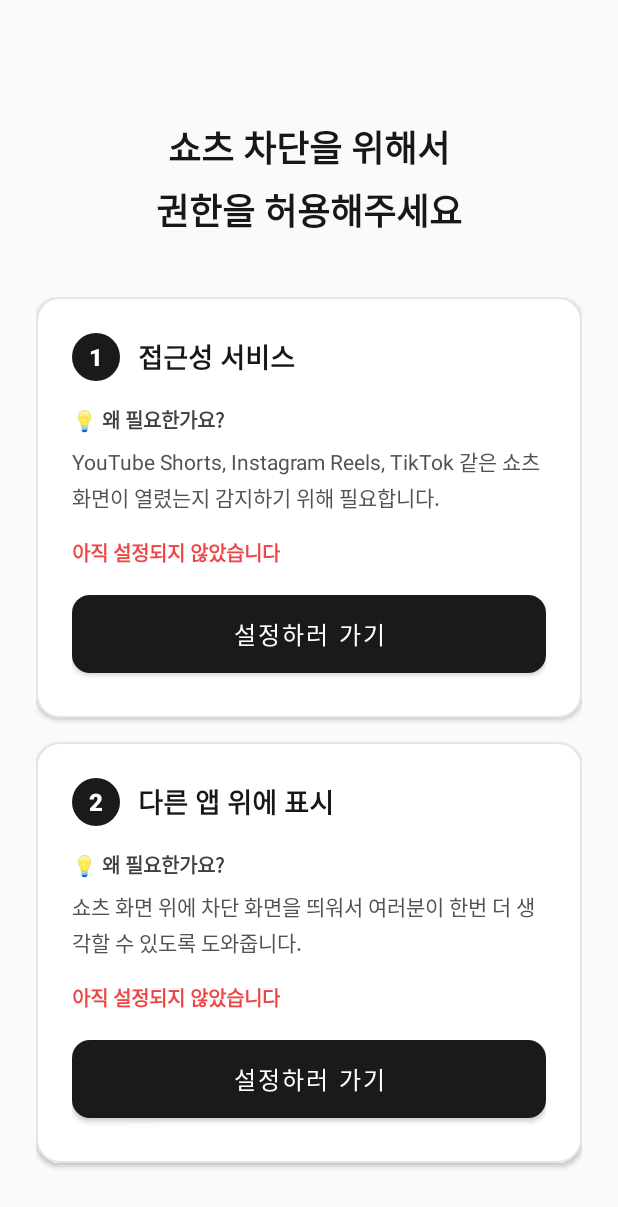
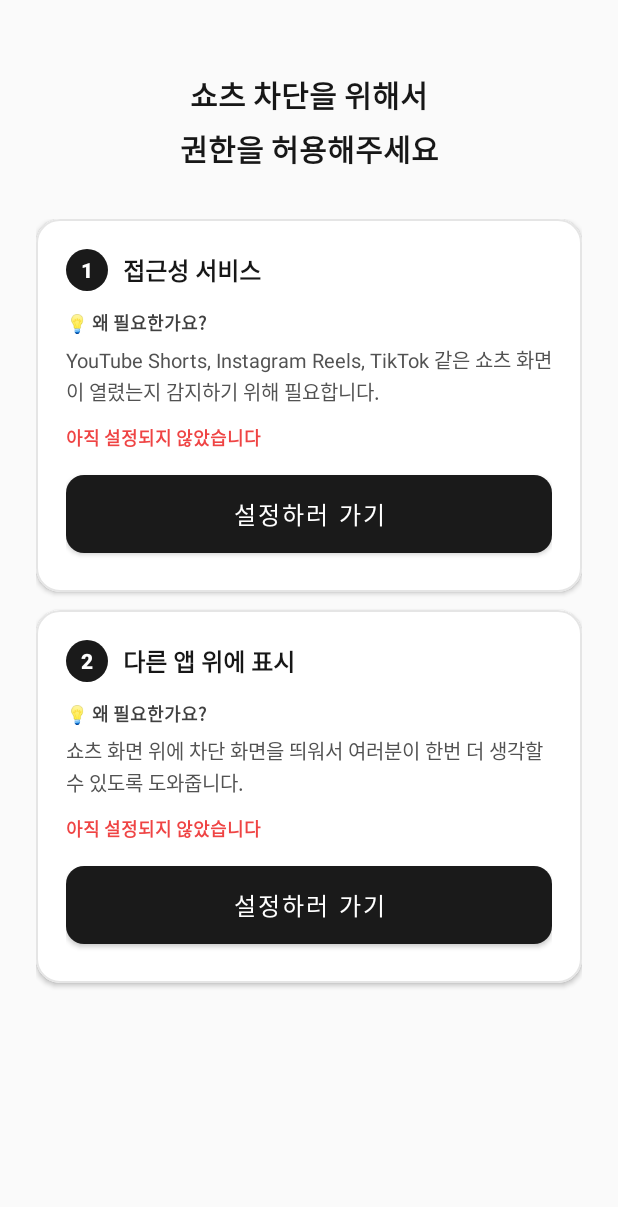
Before and after one commit to hsikkk/un-short, an Android app: the layout onboarding_page_3.xml on its own in the app's theme, with its tools: preview values and no code run, on a phone screen of 412 x 824 dp. Shown: the top 1207 px of the screen. Run offline under Robolectric (Android 15) with nearby library versions, the phone set to English and light mode, and no system bars.

Commit message:
refactor: Optimize text sizes and spacing for compact UI
- Change text sizes from sp to dp units for consistency
- Reduce all text sizes by 10-30% across layouts
- Decrease top margins on onboarding pages 2-3 (80dp → 48dp)
- Make permission cards more compact with reduced padding/margins
  - Card padding: 24dp → 20dp
  - Card spacing: 16dp → 12dp
  - Step badge size: 32dp → 28dp
  - Various margin reductions for tighter layout

Updated layouts:
- overlay_flip_phone.xml: Timer 88sp→64dp, messages reduced
- onboarding_page_1.xml: Logo 56sp→42dp, title 28sp→22dp
- onboarding_page_2.xml: All preview elements scaled down
- onboarding_page_3.xml: Permission cards made more compact

🤖 Generated with [Claude Code](https://claude.com/claude-code)

Co-Authored-By: Claude <noreply@anthropic.com>

```diff
--- a/app/src/main/res/layout/onboarding_page_1.xml
+++ b/app/src/main/res/layout/onboarding_page_1.xml
@@ -12,7 +12,7 @@
         android:layout_width="wrap_content"
         android:layout_height="wrap_content"
         android:text="un:short"
-        android:textSize="56sp"
+        android:textSize="42dp"
         android:textStyle="bold"
         android:fontFamily="sans-serif-black"
         android:textColor="@color/primary_dark"
@@ -24,7 +24,7 @@
         android:layout_width="wrap_content"
         android:layout_height="wrap_content"
         android:text="쇼츠 중독에서\n벗어나세요"
-        android:textSize="28sp"
+        android:textSize="22dp"
         android:textStyle="bold"
         android:textColor="@color/gray_900"
         android:fontFamily="sans-serif-medium"
--- a/app/src/main/res/layout/onboarding_page_3.xml
+++ b/app/src/main/res/layout/onboarding_page_3.xml
@@ -11,13 +11,13 @@
         android:layout_width="0dp"
         android:layout_height="wrap_content"
         android:text="쇼츠 차단을 위해서\n권한을 허용해주세요"
-        android:textSize="24sp"
+        android:textSize="20dp"
         android:textStyle="bold"
         android:textColor="@color/gray_900"
         android:fontFamily="sans-serif-medium"
         android:textAlignment="center"
         android:lineSpacingExtra="6dp"
-        android:layout_marginTop="80dp"
+        android:layout_marginTop="48dp"
         android:layout_marginHorizontal="32dp"
         app:layout_constraintTop_toTopOf="parent"
         app:layout_constraintStart_toStartOf="parent"
@@ -39,15 +39,15 @@
         android:layout_height="wrap_content"
         android:orientation="vertical"
         android:layout_marginHorizontal="24dp"
-        android:layout_marginTop="40dp"
-        android:paddingBottom="24dp">
+        android:layout_marginTop="32dp"
+        android:paddingBottom="20dp">
 
         <!-- Step 1: Accessibility Service Card -->
         <com.google.android.material.card.MaterialCardView
             android:id="@+id/onboardingAccessibilityCard"
             android:layout_width="match_parent"
             android:layout_height="wrap_content"
-            android:layout_marginBottom="16dp"
+            android:layout_marginBottom="12dp"
             app:cardCornerRadius="16dp"
             app:cardElevation="2dp"
             app:strokeWidth="1dp"
@@ -58,7 +58,7 @@
                 android:layout_width="match_parent"
                 android:layout_height="wrap_content"
                 android:orientation="vertical"
-                android:padding="24dp">
+                android:padding="20dp">
 
                 <!-- Header -->
                 <LinearLayout
@@ -66,19 +66,19 @@
                     android:layout_height="wrap_content"
                     android:orientation="horizontal"
                     android:gravity="center_vertical"
-                    android:layout_marginBottom="16dp">
+                    android:layout_marginBottom="12dp">
 
                     <TextView
-                        android:layout_width="32dp"
-                        android:layout_height="32dp"
+                        android:layout_width="28dp"
+                        android:layout_height="28dp"
                         android:text="1"
-                        android:textSize="16sp"
+                        android:textSize="14dp"
                         android:textStyle="bold"
                         android:textColor="@color/white"
                         android:background="@drawable/circle_accent_purple"
                         android:gravity="center"
                         android:fontFamily="sans-serif-medium"
-                        android:layout_marginEnd="12dp" />
+                        android:layout_marginEnd="10dp" />
 
                     <TextView
                         android:id="@+id/onboardingServiceStatusText"
@@ -86,7 +86,7 @@
                         android:layout_height="wrap_content"
                         android:layout_weight="1"
                         android:text="접근성 서비스"
-                        android:textSize="18sp"
+                        android:textSize="16dp"
                         android:textStyle="bold"
                         android:textColor="@color/gray_900"
                         android:fontFamily="sans-serif-medium" />
@@ -98,20 +98,20 @@
                     android:layout_width="wrap_content"
                     android:layout_height="wrap_content"
                     android:text="💡 왜 필요한가요?"
-                    android:textSize="13sp"
+                    android:textSize="12dp"
                     android:textStyle="bold"
                     android:textColor="@color/gray_700"
                     android:fontFamily="sans-serif-medium"
-                    android:layout_marginBottom="8dp" />
+                    android:layout_marginBottom="6dp" />
 
                 <TextView
                     android:layout_width="wrap_content"
                     android:layout_height="wrap_content"
                     android:text="YouTube Shorts, Instagram Reels, TikTok 같은 쇼츠 화면이 열렸는지 감지하기 위해 필요합니다."
-                    android:textSize="14sp"
+                    android:textSize="13dp"
                     android:textColor="@color/gray_600"
-                    android:lineSpacingExtra="3dp"
-                    android:layout_marginBottom="16dp" />
+                    android:lineSpacingExtra="2dp"
+                    android:layout_marginBottom="12dp" />
 
                 <!-- Status -->
                 <TextView
@@ -119,10 +119,10 @@
                     android:layout_width="wrap_content"
                     android:layout_height="wrap_content"
                     android:text="아직 설정되지 않았습니다"
-                    android:textSize="13sp"
+                    android:textSize="12dp"
                     android:textColor="@color/error"
                     android:textStyle="bold"
-                    android:layout_marginBottom="12dp" />
+                    android:layout_marginBottom="10dp" />
 
                 <Button
                     android:id="@+id/onboardingSettingsButton"
@@ -150,7 +150,7 @@
                 android:layout_width="match_parent"
                 android:layout_height="wrap_content"
                 android:orientation="vertical"
-                android:padding="24dp">
+                android:padding="20dp">
 
                 <!-- Header -->
                 <LinearLayout
@@ -158,19 +158,19 @@
                     android:layout_height="wrap_content"
                     android:orientation="horizontal"
                     android:gravity="center_vertical"
-                    android:layout_marginBottom="16dp">
+                    android:layout_marginBottom="12dp">
 
                     <TextView
-                        android:layout_width="32dp"
-                        android:layout_height="32dp"
+                        android:layout_width="28dp"
+                        android:layout_height="28dp"
                         android:text="2"
-                        android:textSize="16sp"
+                        android:textSize="14dp"
                         android:textStyle="bold"
                         android:textColor="@color/white"
                         android:background="@drawable/circle_accent_purple"
                         android:gravity="center"
                         android:fontFamily="sans-serif-medium"
-                        android:layout_marginEnd="12dp" />
+                        android:layout_marginEnd="10dp" />
 
                     <TextView
                         android:id="@+id/onboardingOverlayStatusText"
@@ -178,7 +178,7 @@
                         android:layout_height="wrap_content"
                         android:layout_weight="1"
                         android:text="다른 앱 위에 표시"
-                        android:textSize="18sp"
+                        android:textSize="16dp"
                         android:textStyle="bold"
                         android:textColor="@color/gray_900"
                         android:fontFamily="sans-serif-medium" />
@@ -190,20 +190,20 @@
                     android:layout_width="wrap_content"
                     android:layout_height="wrap_content"
                     android:text="💡 왜 필요한가요?"
-                    android:textSize="13sp"
+                    android:textSize="12dp"
                     android:textStyle="bold"
                     android:textColor="@color/gray_700"
                     android:fontFamily="sans-serif-medium"
-                    android:layout_marginBottom="8dp" />
+                    android:layout_marginBottom="6dp" />
 
                 <TextView
                     android:layout_width="wrap_content"
                     android:layout_height="wrap_content"
                     android:text="쇼츠 화면 위에 차단 화면을 띄워서 여러분이 한번 더 생각할 수 있도록 도와줍니다."
-                    android:textSize="14sp"
+                    android:textSize="13dp"
                     android:textColor="@color/gray_600"
-                    android:lineSpacingExtra="3dp"
-                    android:layout_marginBottom="16dp" />
+                    android:lineSpacingExtra="2dp"
+                    android:layout_marginBottom="12dp" />
 
                 <!-- Status -->
                 <TextView
@@ -211,10 +211,10 @@
                     android:layout_width="wrap_content"
                     android:layout_height="wrap_content"
                     android:text="아직 설정되지 않았습니다"
-                    android:textSize="13sp"
+                    android:textSize="12dp"
                     android:textColor="@color/error"
                     android:textStyle="bold"
-                    android:layout_marginBottom="12dp" />
+                    android:layout_marginBottom="10dp" />
 
                 <Button
                     android:id="@+id/onboardingOverlayButton"
```
Also changed, not shown: app/src/main/res/layout/onboarding_page_2.xml (+9 -9 lines), app/src/main/res/layout/overlay_flip_phone.xml (+7 -7 lines).
